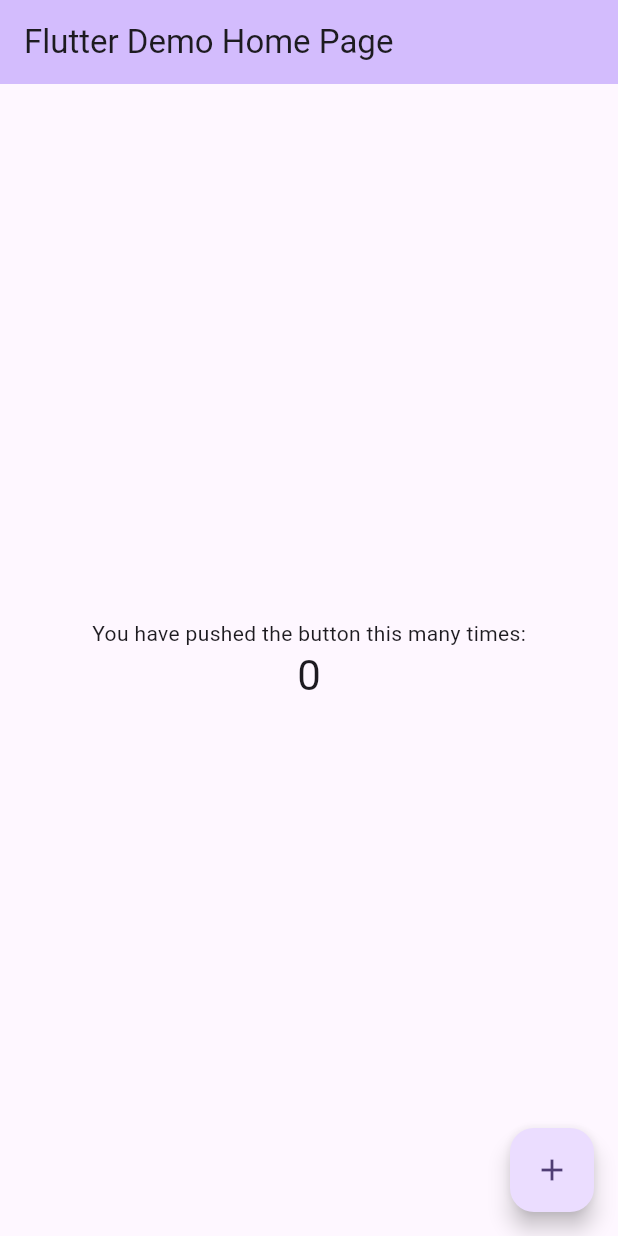
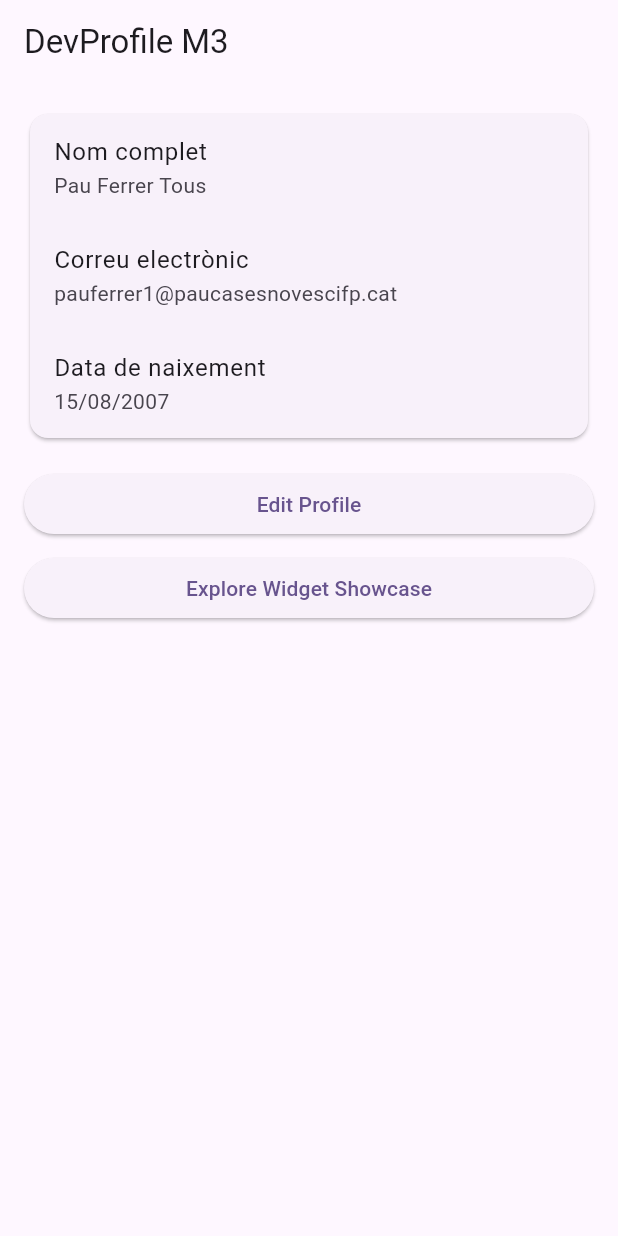
Before and after one commit to paauuferreer/pf2_2, a Flutter app: the screen it shows after launch, on a phone screen of 412 x 824 dp. Run offline on Flutter 3.47's test engine with Material 3 defaults, Android fonts, the phone set to English and light mode, and no system bars.

Commit message:
feat(home): implement HomePage screen and profile card

```diff
--- a/lib/main.dart
+++ b/lib/main.dart
@@ -1,4 +1,5 @@
 import 'package:flutter/material.dart';
+import 'screens/home_screen.dart';
 
 void main() {
   runApp(const MyApp());
@@ -7,116 +8,16 @@ void main() {
 class MyApp extends StatelessWidget {
   const MyApp({super.key});
 
-  // This widget is the root of your application.
   @override
   Widget build(BuildContext context) {
     return MaterialApp(
-      title: 'Flutter Demo',
+      title: 'DevProfile & Widget Showcase',
+      debugShowCheckedModeBanner: false,
       theme: ThemeData(
-        // This is the theme of your application.
-        //
-        // TRY THIS: Try running your application with "flutter run". You'll see
-        // the application has a purple toolbar. Then, without quitting the app,
-        // try changing the seedColor in the colorScheme below to Colors.green
-        // and then invoke "hot reload" (save your changes or press the "hot
-        // reload" button in a Flutter-supported IDE, or press "r" if you used
-        // the command line to start the app).
-        //
-        // Notice that the counter didn't reset back to zero; the application
-        // state is not lost during the reload. To reset the state, use hot
-        // restart instead.
-        //
-        // This works for code too, not just values: Most code changes can be
-        // tested with just a hot reload.
-        colorScheme: .fromSeed(seedColor: Colors.deepPurple),
+        colorScheme: ColorScheme.fromSeed(seedColor: Colors.deepPurple),
+        useMaterial3: true,
       ),
-      home: const MyHomePage(title: 'Flutter Demo Home Page'),
+      home: const HomePage(),
     );
   }
 }
-
-class MyHomePage extends StatefulWidget {
-  const MyHomePage({super.key, required this.title});
-
-  // This widget is the home page of your application. It is stateful, meaning
-  // that it has a State object (defined below) that contains fields that affect
-  // how it looks.
-
-  // This class is the configuration for the state. It holds the values (in this
-  // case the title) provided by the parent (in this case the App widget) and
-  // used by the build method of the State. Fields in a Widget subclass are
-  // always marked "final".
-
-  final String title;
-
-  @override
-  State<MyHomePage> createState() => _MyHomePageState();
-}
-
-class _MyHomePageState extends State<MyHomePage> {
-  int _counter = 0;
-
-  void _incrementCounter() {
-    setState(() {
-      // This call to setState tells the Flutter framework that something has
-      // changed in this State, which causes it to rerun the build method below
-      // so that the display can reflect the updated values. If we changed
-      // _counter without calling setState(), then the build method would not be
-      // called again, and so nothing would appear to happen.
-      _counter++;
-    });
-  }
-
-  @override
-  Widget build(BuildContext context) {
-    // This method is rerun every time setState is called, for instance as done
-    // by the _incrementCounter method above.
-    //
-    // The Flutter framework has been optimized to make rerunning build methods
-    // fast, so that you can just rebuild anything that needs updating rather
-    // than having to individually change instances of widgets.
-    return Scaffold(
-      appBar: AppBar(
-        // TRY THIS: Try changing the color here to a specific color (to
-        // Colors.amber, perhaps?) and trigger a hot reload to see the AppBar
-        // change color while the other colors stay the same.
-        backgroundColor: Theme.of(context).colorScheme.inversePrimary,
-        // Here we take the value from the MyHomePage object that was created by
-        // the App.build method, and use it to set our appbar title.
-        title: Text(widget.title),
-      ),
-      body: Center(
-        // Center is a layout widget. It takes a single child and positions it
-        // in the middle of the parent.
-        child: Column(
-          // Column is also a layout widget. It takes a list of children and
-          // arranges them vertically. By default, it sizes itself to fit its
-          // children horizontally, and tries to be as tall as its parent.
-          //
-          // Column has various properties to control how it sizes itself and
-          // how it positions its children. Here we use mainAxisAlignment to
-          // center the children vertically; the main axis here is the vertical
-          // axis because Columns are vertical (the cross axis would be
-          // horizontal).
-          //
-          // TRY THIS: Invoke "debug painting" (choose the "Toggle Debug Paint"
-          // action in the IDE, or press "p" in the console), to see the
-          // wireframe for each widget.
-          mainAxisAlignment: .center,
-          children: [
-            const Text('You have pushed the button this many times:'),
-            Text(
-              '$_counter',
-              style: Theme.of(context).textTheme.headlineMedium,
-            ),
-          ],
-        ),
-      ),
-      floatingActionButton: FloatingActionButton(
-        onPressed: _incrementCounter,
-        tooltip: 'Increment',
-        child: const Icon(Icons.add),
-      ),
-    );
-  }
-}
--- a/lib/screens/home_screen.dart
+++ b/lib/screens/home_screen.dart
@@ -0,0 +1,81 @@
+// Justificació: S'ha triat un StatefulWidget perquè la pantalla requereix reactivitat.
+// Necessita mantenir en memòria l'estat de la Persona i actualitzar la interfície
+// mitjançant setState quan rebem les dades modificades des de PersonalScreen.
+
+import 'package:flutter/material.dart';
+import '../models/persona.dart';
+import 'personal_screen.dart';
+import 'widget_screen.dart';
+
+class HomePage extends StatefulWidget {
+  const HomePage({super.key});
+
+  @override
+  State<HomePage> createState() => _HomePageState();
+}
+
+class _HomePageState extends State<HomePage> {
+  Persona persona = Persona();
+
+  @override
+  Widget build(BuildContext context) {
+    return Scaffold(
+      appBar: AppBar(
+        title: const Text('DevProfile M3'),
+      ),
+      body: Padding(
+        padding: const EdgeInsets.all(16.0),
+        child: Column(
+          crossAxisAlignment: CrossAxisAlignment.stretch,
+          children: [
+            Card(
+              child: Column(
+                children: [
+                  ListTile(
+                    title: const Text('Nom complet'),
+                    subtitle: Text(persona.nomComplet),
+                  ),
+                  ListTile(
+                    title: const Text('Correu electrònic'),
+                    subtitle: Text(persona.correu),
+                  ),
+                  ListTile(
+                    title: const Text('Data de naixement'),
+                    subtitle: Text(persona.dataNaixement),
+                  ),
+                ],
+              ),
+            ),
+            const SizedBox(height: 16),
+            ElevatedButton(
+              onPressed: () async {
+                final personaActualitzada = await Navigator.push<Persona>(
+                  context,
+                  MaterialPageRoute(
+                    builder: (context) => PersonalScreen(persona: persona),
+                  ),
+                );
+                if (personaActualitzada != null) {
+                  setState(() {
+                    persona = personaActualitzada;
+                  });
+                }
+              },
+              child: const Text('Edit Profile'),
+            ),
+            const SizedBox(height: 8),
+            ElevatedButton(
+              onPressed: () {
+                Navigator.push(
+                  context,
+                  MaterialPageRoute(builder: (context) => const WidgetScreen()),
+                );
+              },
+              child: const Text('Explore Widget Showcase'),
+            ),
+          ],
+        ),
+      ),
+    );
+  }
+}
```
